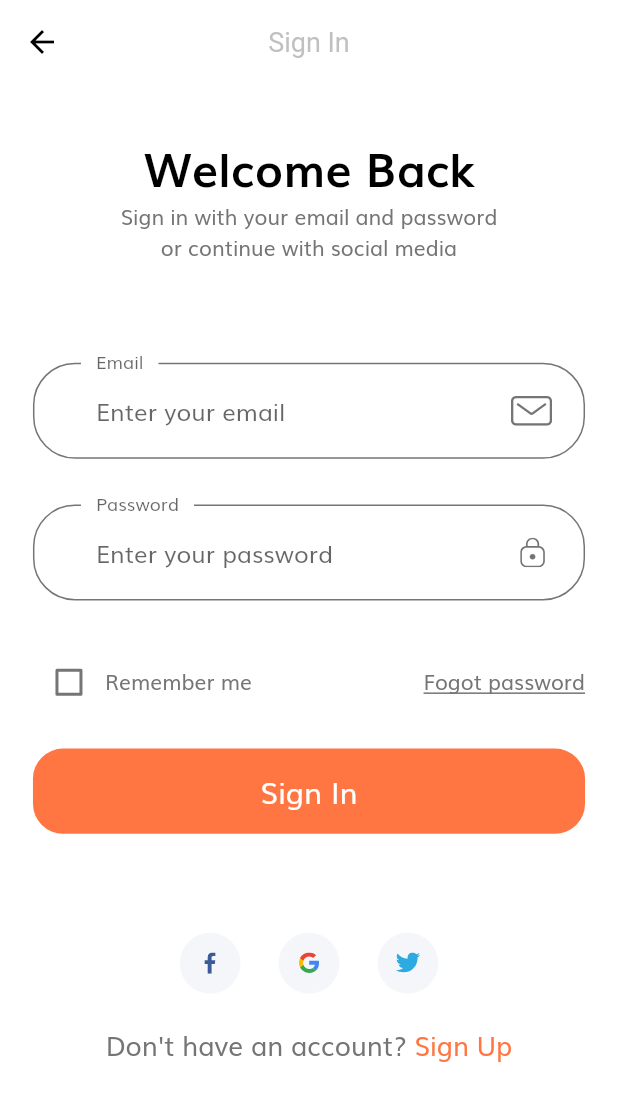
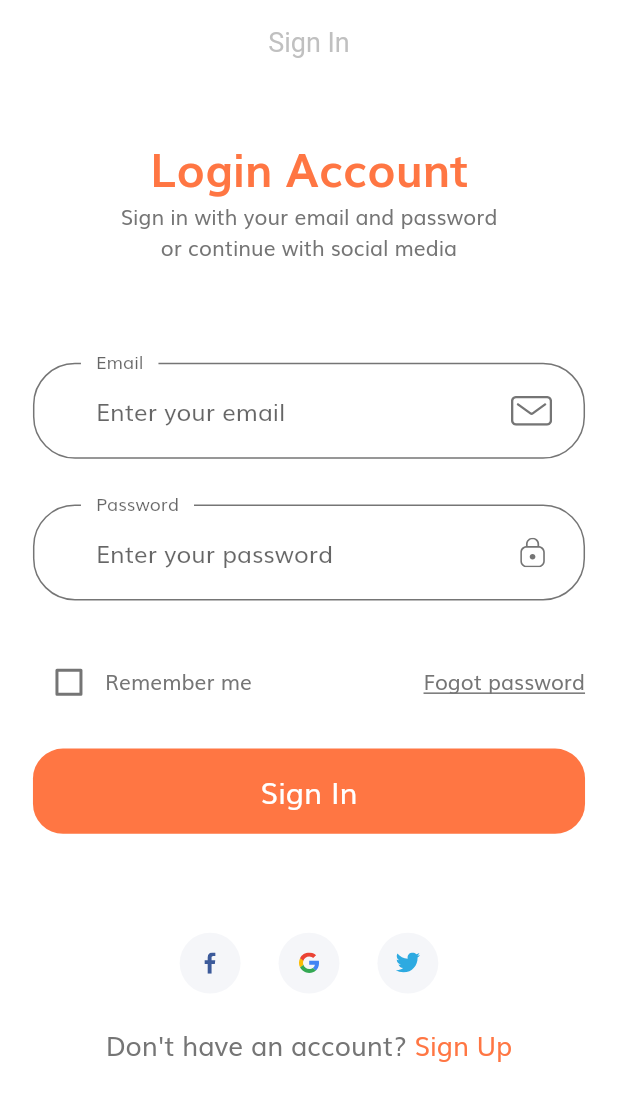
Before and after one commit to TNNam1408/Ecommerce_UI, a Flutter app: the screen it shows after launch, after a tap on "Continue", on a phone screen of 412 x 824 dp. Shown: the top 1101 px of the screen. Run offline on Flutter 3.47's test engine with Material 2 defaults, Android fonts, the phone set to English and light mode, and no system bars; our stand-ins replace flutter_svg.

Commit message:
finish fixed

```diff
--- a/lib/constants.dart
+++ b/lib/constants.dart
@@ -20,9 +20,10 @@ const kTextColor = Color(0xff757575);
 const kAnimationDuration = Duration(milliseconds: 300);
 
 final headingStyle = TextStyle(
-    fontSize: getProPortionateScreenWight(15),
+    fontSize: getProPortionateScreenWight(28),
     fontWeight: FontWeight.bold,
     height: 1.5,
+    color: kPrimaryColor,
 );
 
 // Form Error
--- a/lib/screen/forgot_password/conponents/body.dart
+++ b/lib/screen/forgot_password/conponents/body.dart
@@ -28,7 +28,7 @@ class Body extends StatelessWidget {
                 "Forgot Password",
                 style: TextStyle(
                   fontSize: getProPortionateScreenWight(28),
-                  color: Colors.black,
+                  color: kPrimaryColor,
                   fontWeight: FontWeight.bold,
                 ),
               ),
--- a/lib/screen/home/conponents/home_header.dart
+++ b/lib/screen/home/conponents/home_header.dart
@@ -26,7 +26,7 @@ class HomeHeader extends StatelessWidget {
           IconBtnWithCounter(
             press: ()=> Navigator.pushNamed(context, NotificationScreen.rounteName),
             svgSrc: "assets/icons/Bell.svg",
-            numOfItems: 8,
+            numOfItems: 6,
           ),
         ],
       ),
--- a/lib/screen/sign_in/conponents/body.dart
+++ b/lib/screen/sign_in/conponents/body.dart
@@ -28,9 +28,9 @@ class Body extends StatelessWidget {
                   height: SizeConfig.screenHeight! * 0.04,
                 ),
                 Text(
-                  "Welcome Back",
+                  "Login Account",
                   style: TextStyle(
-                    color: Colors.black,
+                    color: kPrimaryColor,
                     fontSize: getProPortionateScreenWight(28),
                     fontWeight: FontWeight.bold,
                   ),
--- a/lib/screen/splash/components/body.dart
+++ b/lib/screen/splash/components/body.dart
@@ -1,5 +1,6 @@
 import 'package:ecommerce_ui/components/default_button.dart';
 import 'package:ecommerce_ui/constants.dart';
+import 'package:ecommerce_ui/screen/login_success/login_success_screen.dart';
 import 'package:ecommerce_ui/screen/sign_in/sign_in_screen.dart';
 import 'package:ecommerce_ui/screen/splash/components/splash_content.dart';
 import 'package:ecommerce_ui/size_config.dart';
@@ -19,7 +20,7 @@ class _BodyState extends State<Body> {
   int currentPage = 0;
   List<Map<String, String>> splashData = [
     {
-      "text": "Welcome to DEVSHOP, Let's shop !",
+      "text": "Welcome to GAME LAP, Let's shop !",
       "image": "assets/images/splash_1.png",
     },
     {
@@ -71,7 +72,8 @@ class _BodyState extends State<Body> {
                     DefaultButton(
                       text: "Continue",
                       press: (){
-                        Navigator.pushNamed(context, SignInScreen.routeName);
+                        Navigator.pushReplacement(
+                            context, MaterialPageRoute(builder: (BuildContext context) => const SignInScreen()));
                       },
                     ),
                     Spacer(),
--- a/lib/screen/splash/components/splash_content.dart
+++ b/lib/screen/splash/components/splash_content.dart
@@ -13,7 +13,7 @@ class SplashContent extends StatelessWidget {
       children: [
         Spacer(),
         Text(
-          "DEVSHOP",
+          "GAME LAP",
           style: TextStyle(
             fontSize: getProPortionateScreenWight(36),
             color: kPrimaryColor,
```
